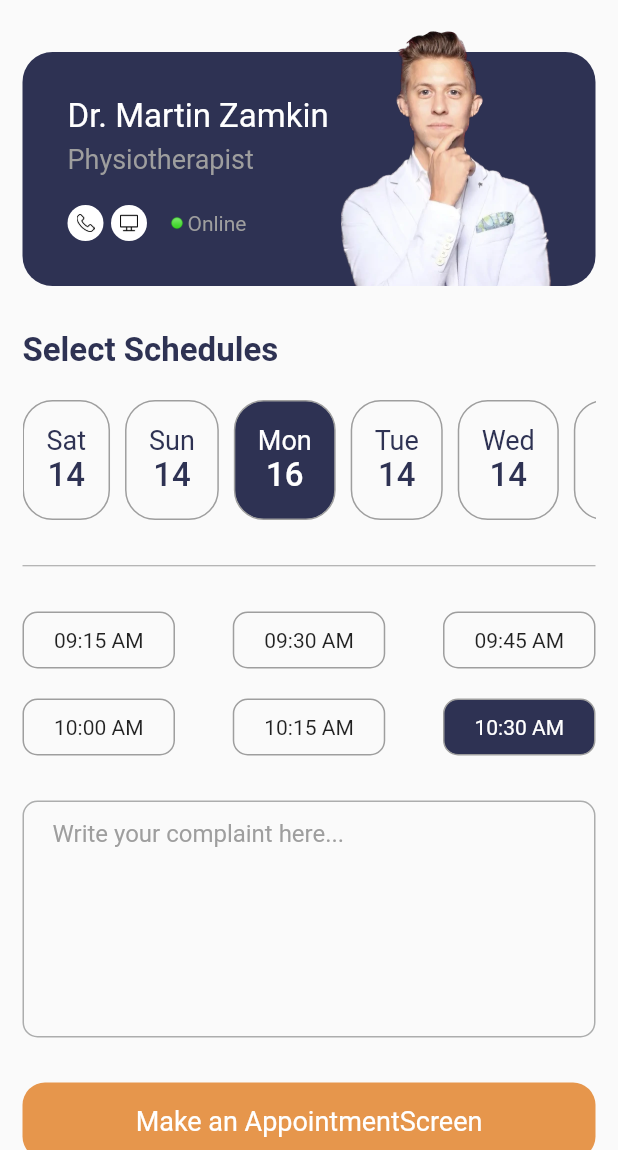
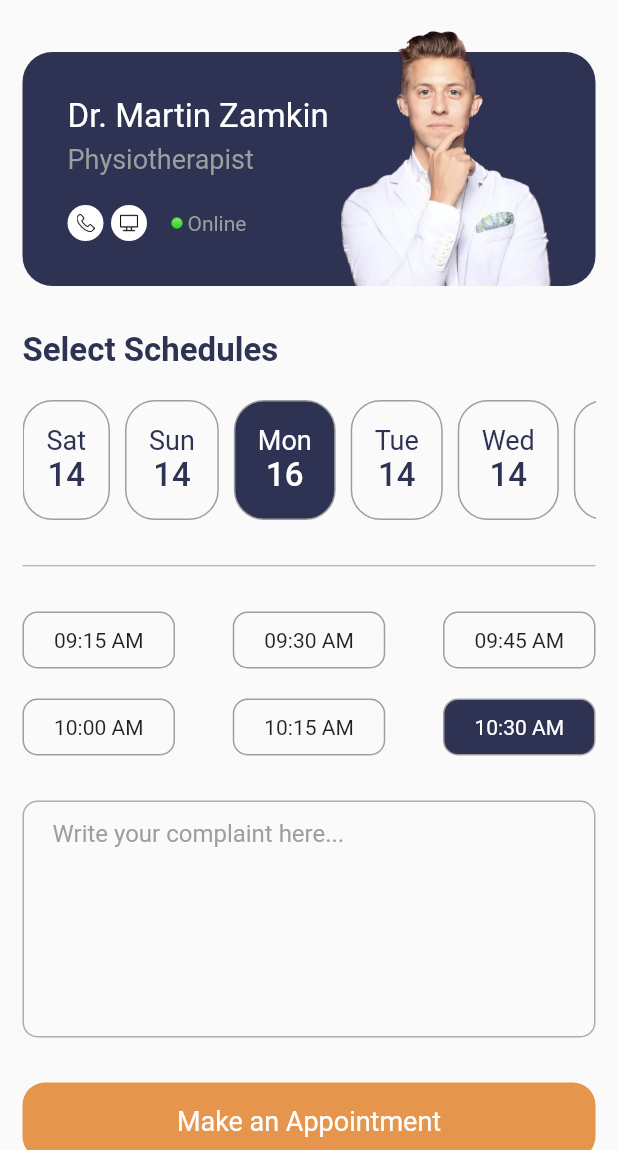
Before and after one commit to augustineayeh/medical-app, a Flutter app: the AppointmentScreen screen opened directly, on a phone screen of 412 x 824 dp, the part 86-1236 px from its top. Run offline on Flutter 3.47's test engine with Material 2 defaults, Android fonts, the phone set to English and light mode, and no system bars; our stand-ins replace persistent_bottom_nav_bar; Roboto replaces fonts that are missing (Monserat).

```diff
--- a/lib/screens/appointment/widgets/complaint.dart
+++ b/lib/screens/appointment/widgets/complaint.dart
@@ -58,7 +58,7 @@ class Complaint extends StatelessWidget {
               child: const Align(
                 alignment: Alignment.center,
                 child: Text(
-                  'Make an AppointmentScreen',
+                  'Make an Appointment',
                   style: TextStyle(color: Colors.white, fontSize: 18),
                 ),
               )),
```
Also changed, not shown: readme_files/appointment_screen.png, readme_files/appointment_screen2.png.
